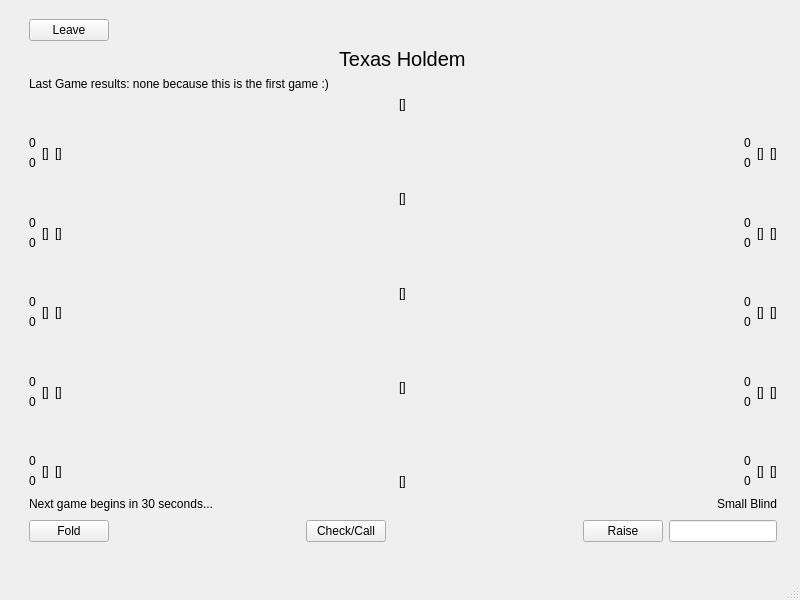
First picture: the form in GUI/Casino.ui, repository B1rtek/Casino, before the edit.
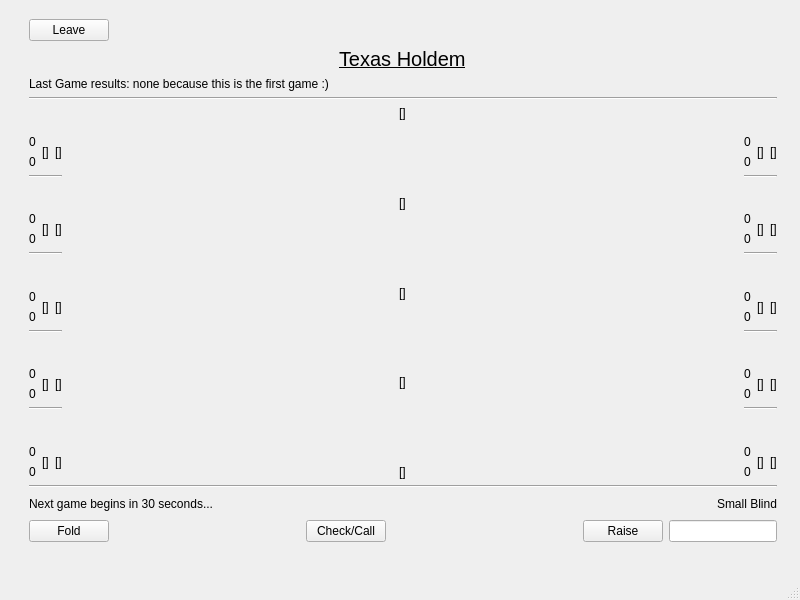
Second picture: the form after the edit. The open tabs and pages were chosen to show the change.

```diff
--- a/GUI/Casino.ui
+++ b/GUI/Casino.ui
@@ -384,6 +384,7 @@
         <property name="font">
          <font>
           <pointsize>15</pointsize>
+          <underline>true</underline>
          </font>
         </property>
         <property name="text">
@@ -398,6 +399,13 @@
         </property>
        </widget>
       </item>
+      <item>
+       <widget class="Line" name="line">
+        <property name="orientation">
+         <enum>Qt::Horizontal</enum>
+        </property>
+       </widget>
+      </item>
       <item>
        <layout class="QHBoxLayout" name="horizontalLayout_28">
         <item>
@@ -406,6 +414,12 @@
            <layout class="QVBoxLayout" name="verticalLayout_8">
             <item alignment="Qt::AlignHCenter">
              <widget class="QLabel" name="labelGambler1Name">
+              <property name="font">
+               <font>
+                <weight>75</weight>
+                <bold>true</bold>
+               </font>
+              </property>
               <property name="text">
                <string>&lt;empty&gt;</string>
               </property>
@@ -456,10 +470,23 @@
             </item>
            </layout>
           </item>
+          <item>
+           <widget class="Line" name="line_3">
+            <property name="orientation">
+             <enum>Qt::Horizontal</enum>
+            </property>
+           </widget>
+          </item>
           <item>
            <layout class="QVBoxLayout" name="verticalLayout_9">
             <item alignment="Qt::AlignHCenter">
              <widget class="QLabel" name="labelGambler2Name">
+              <property name="font">
+               <font>
+                <weight>75</weight>
+                <bold>true</bold>
+               </font>
+              </property>
               <property name="text">
                <string>&lt;empty&gt;</string>
               </property>
@@ -507,10 +534,23 @@
             </item>
            </layout>
           </item>
+          <item>
+           <widget class="Line" name="line_4">
+            <property name="orientation">
+             <enum>Qt::Horizontal</enum>
+            </property>
+           </widget>
+          </item>
           <item>
            <layout class="QVBoxLayout" name="verticalLayout_11">
             <item alignment="Qt::AlignHCenter">
              <widget class="QLabel" name="labelGambler3Name">
+              <property name="font">
+               <font>
+                <weight>75</weight>
+                <bold>true</bold>
+               </font>
+              </property>
               <property name="text">
                <string>&lt;empty&gt;</string>
               </property>
@@ -558,10 +598,23 @@
             </item>
            </layout>
           </item>
+          <item>
+           <widget class="Line" name="line_5">
+            <property name="orientation">
+             <enum>Qt::Horizontal</enum>
+            </property>
+           </widget>
+          </item>
           <item>
            <layout class="QVBoxLayout" name="verticalLayout_13">
             <item alignment="Qt::AlignHCenter">
              <widget class="QLabel" name="labelGambler4Name">
+              <property name="font">
+               <font>
+                <weight>75</weight>
+                <bold>true</bold>
+               </font>
+              </property>
               <property name="text">
                <string>&lt;empty&gt;</string>
               </property>
@@ -609,10 +662,23 @@
             </item>
            </layout>
           </item>
+          <item>
+           <widget class="Line" name="line_6">
+            <property name="orientation">
+             <enum>Qt::Horizontal</enum>
+            </property>
+           </widget>
+          </item>
           <item>
            <layout class="QVBoxLayout" name="verticalLayout_15">
             <item alignment="Qt::AlignHCenter">
              <widget class="QLabel" name="labelGambler5Name">
+              <property name="font">
+               <font>
+                <weight>75</weight>
+                <bold>true</bold>
+               </font>
+              </property>
               <property name="text">
                <string>&lt;empty&gt;</string>
               </property>
@@ -785,6 +851,12 @@
            <layout class="QVBoxLayout" name="verticalLayout_19">
             <item alignment="Qt::AlignHCenter">
              <widget class="QLabel" name="labelGambler6Name">
+              <property name="font">
+               <font>
+                <weight>75</weight>
+                <bold>true</bold>
+               </font>
+              </property>
               <property name="text">
                <string>&lt;empty&gt;</string>
               </property>
@@ -832,10 +904,23 @@
             </item>
            </layout>
           </item>
+          <item>
+           <widget class="Line" name="line_7">
+            <property name="orientation">
+             <enum>Qt::Horizontal</enum>
+            </property>
+           </widget>
+          </item>
           <item>
            <layout class="QVBoxLayout" name="verticalLayout_21">
             <item alignment="Qt::AlignHCenter">
              <widget class="QLabel" name="labelGambler7Name">
+              <property name="font">
+               <font>
+                <weight>75</weight>
+                <bold>true</bold>
+               </font>
+              </property>
               <property name="text">
                <string>&lt;empty&gt;</string>
               </property>
@@ -883,10 +968,23 @@
             </item>
            </layout>
           </item>
+          <item>
+           <widget class="Line" name="line_8">
+            <property name="orientation">
+             <enum>Qt::Horizontal</enum>
+            </property>
+           </widget>
+          </item>
           <item>
            <layout class="QVBoxLayout" name="verticalLayout_23">
             <item alignment="Qt::AlignHCenter">
              <widget class="QLabel" name="labelGambler8Name">
+              <property name="font">
+               <font>
+                <weight>75</weight>
+                <bold>true</bold>
+               </font>
+              </property>
               <property name="text">
                <string>&lt;empty&gt;</string>
               </property>
@@ -934,10 +1032,23 @@
             </item>
            </layout>
           </item>
+          <item>
+           <widget class="Line" name="line_9">
+            <property name="orientation">
+             <enum>Qt::Horizontal</enum>
+            </property>
+           </widget>
+          </item>
           <item>
            <layout class="QVBoxLayout" name="verticalLayout_25">
             <item alignment="Qt::AlignHCenter">
              <widget class="QLabel" name="labelGambler9Name">
+              <property name="font">
+               <font>
+                <weight>75</weight>
+                <bold>true</bold>
+               </font>
+              </property>
               <property name="text">
                <string>&lt;empty&gt;</string>
               </property>
@@ -985,10 +1096,23 @@
             </item>
            </layout>
           </item>
+          <item>
+           <widget class="Line" name="line_10">
+            <property name="orientation">
+             <enum>Qt::Horizontal</enum>
+            </property>
+           </widget>
+          </item>
           <item>
            <layout class="QVBoxLayout" name="verticalLayout_27">
             <item alignment="Qt::AlignHCenter">
              <widget class="QLabel" name="labelGambler10Name">
+              <property name="font">
+               <font>
+                <weight>75</weight>
+                <bold>true</bold>
+               </font>
+              </property>
               <property name="text">
                <string>&lt;empty&gt;</string>
               </property>
@@ -1040,6 +1164,13 @@
         </item>
        </layout>
       </item>
+      <item>
+       <widget class="Line" name="line_2">
+        <property name="orientation">
+         <enum>Qt::Horizontal</enum>
+        </property>
+       </widget>
+      </item>
       <item>
        <layout class="QHBoxLayout" name="horizontalLayout_30">
         <item>
```
Left out of the diff: 6 changed lines with no effect on the pictures.
